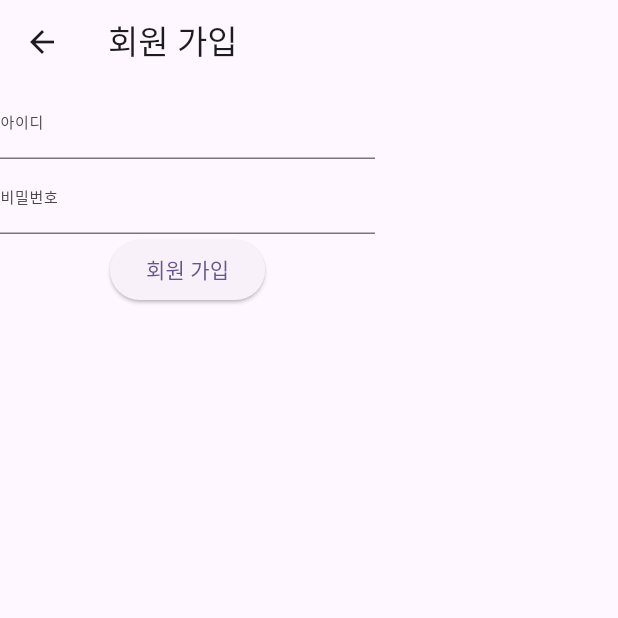
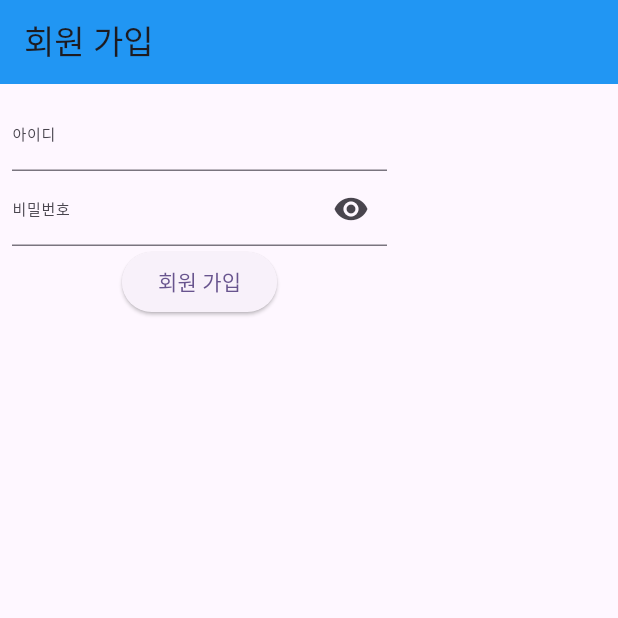
Before and after one commit to alimi-pro-2/alimpeople-web-punch, a Flutter app: the screen it shows after launch, after a tap on "출결체크기 로그인", after a tap on "회원 가입", on a phone screen of 412 x 824 dp, the top half of it. Run offline on Flutter 3.47's test engine with Material 3 defaults, Android fonts, the phone set to English and light mode, and no system bars; our stand-ins replace cloud_firestore, firebase_auth, firebase_core, freezed_annotation, go_router; accounts and stored records are empty; network calls fail.

Commit message:
feat: 로그인 기능, 회원가입 기능 추가
비밀번호 숨기고 보이기 기능 추가

```diff
--- a/lib/present/login_screen/login_screen.dart
+++ b/lib/present/login_screen/login_screen.dart
@@ -6,11 +6,19 @@ import 'package:go_router/go_router.dart';
 import '../../data/repository/firebase_academy_repository_impl.dart';
 import '../check_screen/check_screen.dart';
 
+class LoginScreen extends StatefulWidget {
+  @override
+  State<LoginScreen> createState() => _LoginScreenState();
+}
 
-class LoginScreen extends StatelessWidget {
+class _LoginScreenState extends State<LoginScreen> {
   final TextEditingController _idController = TextEditingController();
+
   final TextEditingController _pwController = TextEditingController();
+
   final FirebaseAuth _auth = FirebaseAuth.instance;
+
+  bool _isPasswordVisible = false;
 
   Future<void> signInWithFirebase(BuildContext context) async {
     try {
@@ -20,7 +28,9 @@ class LoginScreen extends StatelessWidget {
       );
 
       // 로그인에 성공하면 CheckScreen으로 이동
-      GoRouter.of(context).go('/check',);
+      GoRouter.of(context).go(
+        '/check',
+      );
     } on FirebaseAuthException catch (e) {
       if (e.code == 'user-not-found') {
         print('No user found for that email.');
@@ -31,14 +41,16 @@ class LoginScreen extends StatelessWidget {
     }
   }
 
-
   @override
   Widget build(BuildContext context) {
     return Scaffold(
       appBar: AppBar(
-        title: const Text('Master Login'),
+        title: const Text('Email Login'),
+        backgroundColor: Colors.blue,
       ),
-      body: Column(
+      body: Padding(
+        padding: const EdgeInsets.all(8.0),
+        child: Column(
           children: [
             SizedBox(
               width: 250,
@@ -56,27 +68,44 @@ class LoginScreen extends StatelessWidget {
               height: 50,
               child: TextField(
                 controller: _pwController,
-              decoration: const InputDecoration(
+                obscureText: !_isPasswordVisible,
+                decoration: InputDecoration(
                   labelText: '비밀번호',
                   labelStyle: TextStyle(fontSize: 10),
-                  hintText: '비밀번호를 입력하세요'),
+                  hintText: '비밀번호를 입력하세요',
+                  suffixIcon: IconButton(
+                    icon: Icon(
+                      _isPasswordVisible
+                          ? Icons.visibility_off
+                          : Icons.visibility,
+                    ),
+                    onPressed: () {
+                      setState(() {
+                        _isPasswordVisible = !_isPasswordVisible;
+                      });
+                    },
+                  ),
+                ),
+              ),
+            ),
+            Padding(
+              padding: const EdgeInsets.all(8.0),
+              child: ElevatedButton(
+                onPressed: () => signInWithFirebase(context),
+                child: Text('로그인'),
               ),
             ),
             ElevatedButton(
-            onPressed: () => signInWithFirebase(context),
-            child: Text('로그인'),
-          ),
-          ElevatedButton(
               onPressed: () {
-              Navigator.push(
-                context,
-                MaterialPageRoute(builder: (context) => SignUpScreen()),
+                GoRouter.of(context).go(
+                  '/signup',
                 );
               },
               child: Text('회원 가입'),
             ),
           ],
         ),
+      ),
     );
   }
 }
--- a/lib/present/login_screen/sing_up_screen.dart
+++ b/lib/present/login_screen/sing_up_screen.dart
@@ -1,11 +1,21 @@
 import 'package:firebase_auth/firebase_auth.dart';
 import 'package:flutter/material.dart';
 import 'package:alimpeople_web_punch/present/check_screen/check_screen.dart';
+import 'package:go_router/go_router.dart';
 
-class SignUpScreen extends StatelessWidget {
+class SignUpScreen extends StatefulWidget {
+  @override
+  State<SignUpScreen> createState() => _SignUpScreenState();
+}
+
+class _SignUpScreenState extends State<SignUpScreen> {
   final TextEditingController _idController = TextEditingController();
+
   final TextEditingController _pwController = TextEditingController();
+
   final FirebaseAuth _auth = FirebaseAuth.instance;
+
+  bool _isPasswordVisible = false;
 
   Future<void> signUpWithFirebase(BuildContext context) async {
     try {
@@ -13,9 +23,7 @@ class SignUpScreen extends StatelessWidget {
         email: _idController.text,
         password: _pwController.text,
       );
-      ScaffoldMessenger.of(context).showSnackBar(
-        SnackBar(content: Text('회원 가입이 완료되었습니다.')),
-      );
+      GoRouter.of(context).go('/login',);
     } on FirebaseAuthException catch (e) {
       if (e.code == 'weak-password') {
         print('The password provided is too weak.');
@@ -34,8 +42,11 @@ class SignUpScreen extends StatelessWidget {
     return Scaffold(
       appBar: AppBar(
         title: const Text('회원 가입'),
+        backgroundColor: Colors.blue,
       ),
-      body: Column(
+      body: Padding(
+        padding: const EdgeInsets.all(8.0),
+        child: Column(
           children: [
             SizedBox(
               width: 250,
@@ -53,10 +64,24 @@ class SignUpScreen extends StatelessWidget {
               height: 50,
               child: TextField(
                 controller: _pwController,
-              decoration: const InputDecoration(
+                obscureText: !_isPasswordVisible,
+                decoration: InputDecoration(
                   labelText: '비밀번호',
                   labelStyle: TextStyle(fontSize: 10),
-                  hintText: '비밀번호를 입력하세요'),
+                  hintText: '비밀번호를 입력하세요',
+                  suffixIcon: IconButton(
+                    icon: Icon(
+                      _isPasswordVisible
+                          ? Icons.visibility_off
+                          : Icons.visibility,
+                    ),
+                    onPressed: () {
+                      setState(() {
+                        _isPasswordVisible = !_isPasswordVisible;
+                      });
+                    },
+                  ),
+                ),
               ),
             ),
             ElevatedButton(
@@ -65,6 +90,7 @@ class SignUpScreen extends StatelessWidget {
             ),
           ],
         ),
+      ),
     );
   }
 }
```
Lines whose indentation alone changed are shown as unchanged.
